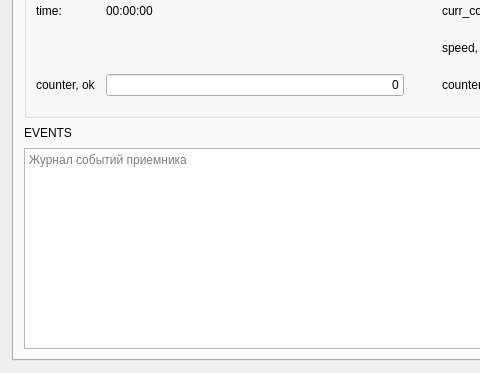
First picture: the form in RxDataTester/mainwindow.ui, repository savver/TxRxDataTester, before the edit; both pictures show x 0 to 480 and y 467 to 840 of the 850 by 840 pixel window.
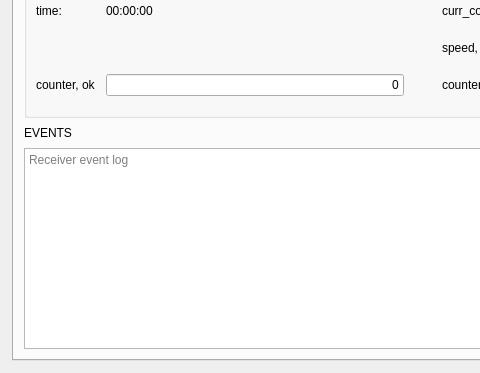
Second picture: the form after the edit.

Diff of the .ui file:
```diff
--- a/RxDataTester/mainwindow.ui
+++ b/RxDataTester/mainwindow.ui
@@ -867,7 +867,7 @@
                       <number>10000</number>
                     </property>
                     <property name="placeholderText">
-                      <string>Журнал событий приемника</string>
+                      <string>Receiver event log</string>
                     </property>
                   </widget>
                 </item>
```
Left out of the diff: 10 changed lines with no effect on the pictures.
